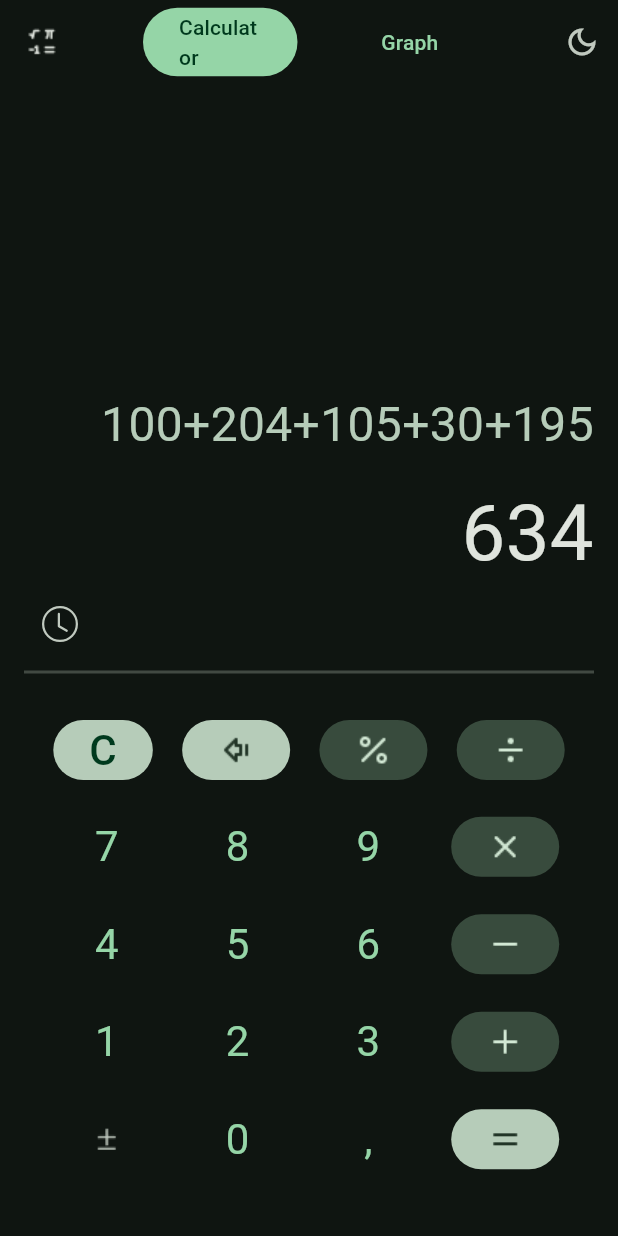
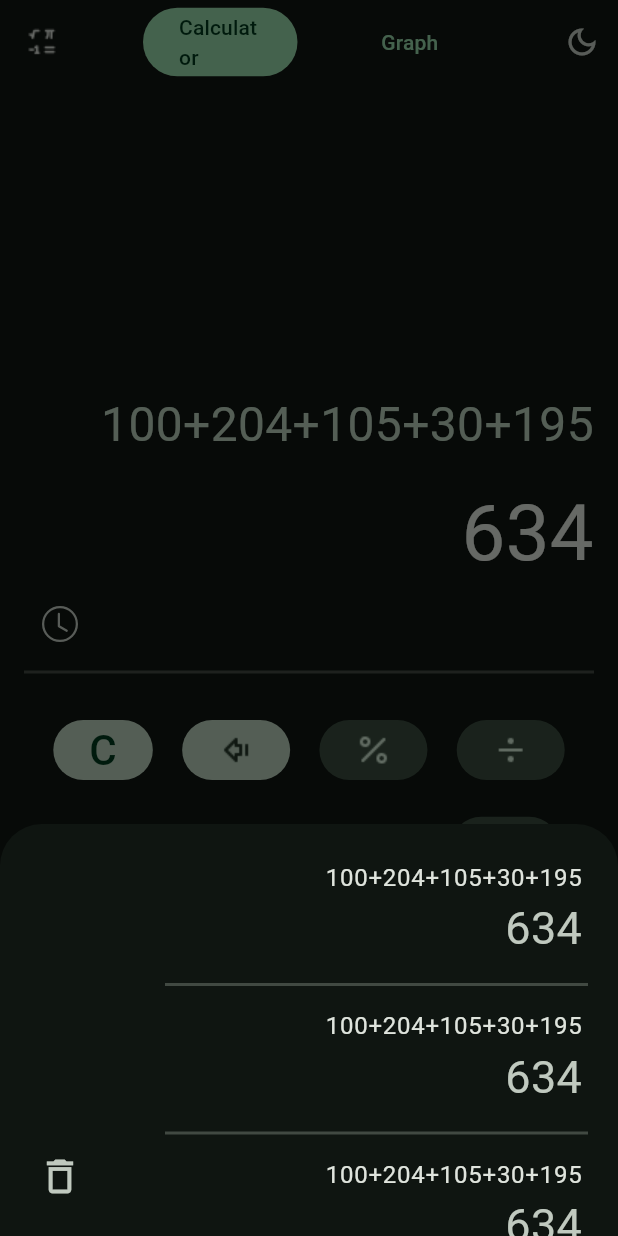
Before and after one commit to Serhatkamaci/Advanced-Calculator, a Flutter app: the screen it shows after launch, after a tap on an icon or button, on a phone screen of 412 x 824 dp. Run offline on Flutter 3.47's test engine with Material 3 defaults, Android fonts, the phone set to English and light mode, and no system bars; our stand-ins replace icons_plus.

Commit message:
Update home_page.dart

```diff
--- a/lib/screens/home_page.dart
+++ b/lib/screens/home_page.dart
@@ -7,6 +7,7 @@ class HomePage extends StatelessWidget {
   @override
   Widget build(BuildContext context) {
     final size = MediaQuery.of(context).size;
+
     return Scaffold(
       appBar: AppBar(
         leading: IconButton(
@@ -79,7 +80,13 @@ class HomePage extends StatelessWidget {
                 mainAxisAlignment: MainAxisAlignment.start,
                 children: [
                   IconButton(
-                    onPressed: () {},
+                    onPressed: () {
+                      showModalBottomSheet(
+                          context: context,
+                          builder: (BuildContext context) {
+                            return BottomSheetWidget(size: size);
+                          });
+                    },
                     icon: Icon(
                       Bootstrap.clock,
                       color: Theme.of(context).colorScheme.onSurfaceVariant,
@@ -103,6 +110,96 @@ class HomePage extends StatelessWidget {
             ],
           ),
         ),
+      ),
+    );
+  }
+}
+
+class BottomSheetWidget extends StatelessWidget {
+
+  final size;
+  const BottomSheetWidget({super.key, required this.size});
+
+  @override
+  Widget build(BuildContext context) {
+    return Container(
+      height: size.height / 3,
+      width: size.width,
+      child: Stack(
+        children: [
+          Padding(
+            padding: const EdgeInsets.only(top: 16),
+            child: ListView(
+              children: const [
+                ListTile(
+                  title: Align(
+                    alignment: Alignment.centerRight,
+                    child: Text("100+204+105+30+195"),
+                  ),
+                  subtitle: Align(
+                    alignment: Alignment.centerRight,
+                    child: Text(
+                      "634",
+                      style: TextStyle(
+                        fontSize: 30,
+                      ),
+                    ),
+                  ),
+                ),
+                Padding(
+                  padding: EdgeInsets.only(left: 110, right: 20),
+                  child: Divider(
+                    thickness: 2,
+                  ),
+                ),
+                ListTile(
+                  title: Align(
+                    alignment: Alignment.centerRight,
+                    child: Text("100+204+105+30+195"),
+                  ),
+                  subtitle: Align(
+                    alignment: Alignment.centerRight,
+                    child: Text(
+                      "634",
+                      style: TextStyle(
+                        fontSize: 30,
+                      ),
+                    ),
+                  ),
+                ),
+                Padding(
+                  padding: EdgeInsets.only(left: 110, right: 20),
+                  child: Divider(
+                    thickness: 2,
+                  ),
+                ),
+                ListTile(
+                  title: Align(
+                    alignment: Alignment.centerRight,
+                    child: Text("100+204+105+30+195"),
+                  ),
+                  subtitle: Align(
+                    alignment: Alignment.centerRight,
+                    child: Text(
+                      "634",
+                      style: TextStyle(
+                        fontSize: 30,
+                      ),
+                    ),
+                  ),
+                ),
+              ],
+            ),
+          ),
+          Positioned(
+            bottom: 16,
+            left: 16,
+            child: IconButton(
+              icon: const Icon(Icons.delete_outline, size: 30),
+              onPressed: () {},
+            ),
+          ),
+        ],
       ),
     );
   }
```
